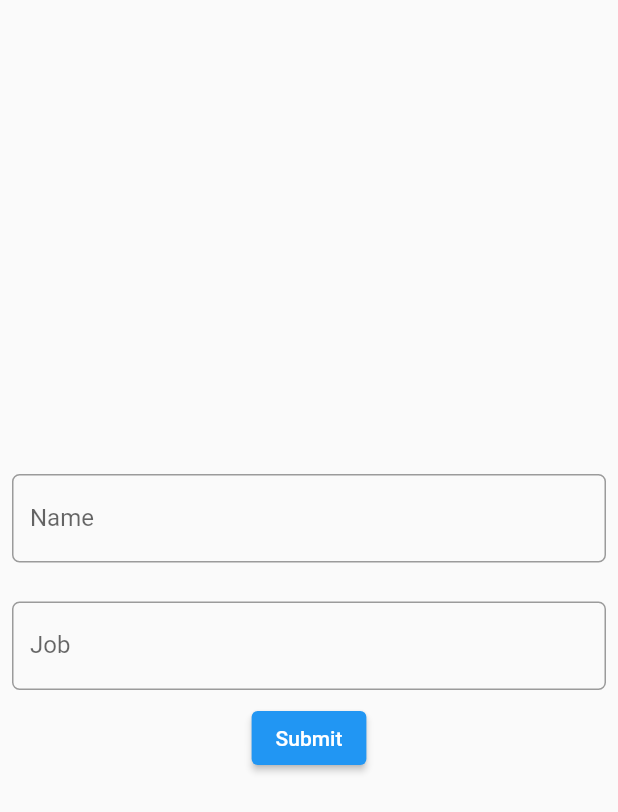
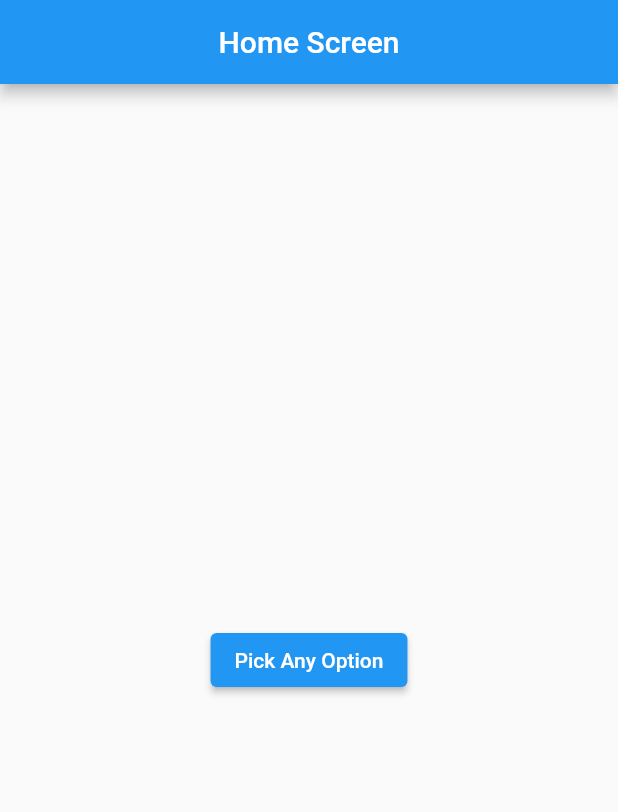
Before and after one commit to Galadima3/Roadmap, a Flutter app: the screen it shows after launch, on a phone screen of 412 x 824 dp. Shown: the top 812 px of the screen. Run offline on Flutter 3.47's test engine with Material 2 defaults, Android fonts, the phone set to English and light mode, and no system bars.

Commit message:
Sending data through screens

```diff
--- a/lib/main.dart
+++ b/lib/main.dart
@@ -4,6 +4,7 @@ import 'package:flutter/material.dart';
 import 'package:roadmap/navigation/Advanced/job_page.dart';
 
 import 'package:roadmap/navigation/named_routes.dart';
+import 'package:roadmap/navigation1/home_screen.dart';
 
 import 'navigation/advanced/job_card.dart';
 
@@ -24,15 +25,15 @@ class MyApp extends StatelessWidget {
       theme: ThemeData(
         primarySwatch: Colors.blue,
       ),
-      //initialRoute: Route1.id,
-      initialRoute: JobForm.id,
-      routes: {
-        Route1.id: (context) => const Route1(),
-        Route2.id: (context) => const Route2(),
-        JobForm.id: (context) => const JobForm(),
-        JobCard.id: (context) => const JobCard(),
-      },
-      home: JobForm(),
+
+      // initialRoute: JobForm.id,
+      // routes: {
+      //   Route1.id: (context) => const Route1(),
+      //   Route2.id: (context) => const Route2(),
+      //   JobForm.id: (context) => const JobForm(),
+      //   JobCard.id: (context) => const JobCard(),
+      // },
+      home: const HomeScreen(),
     );
   }
 }
--- /dev/null
+++ b/lib/navigation1/home_screen.dart
@@ -0,0 +1,50 @@
+// ignore_for_file: prefer_const_constructors
+
+import 'package:flutter/material.dart';
+import 'package:roadmap/navigation1/selection_screen.dart';
+
+class HomeScreen extends StatelessWidget {
+  const HomeScreen({Key? key}) : super(key: key);
+
+  @override
+  Widget build(BuildContext context) {
+    return Scaffold(
+      appBar: AppBar(
+        title: Text('Home Screen'),
+        centerTitle: true,
+      ),
+      body: Center(child: SelectionButton()),
+    );
+  }
+}
+
+class SelectionButton extends StatefulWidget {
+  const SelectionButton({Key? key}) : super(key: key);
+
+  @override
+  State<SelectionButton> createState() => _SelectionButtonState();
+}
+
+class _SelectionButtonState extends State<SelectionButton> {
+  @override
+  Widget build(BuildContext context) {
+    return ElevatedButton(
+        onPressed: () {
+          _navigateAndDisplaySelection(context);
+        },
+        child: Text('Pick Any Option'));
+  }
+}
+
+Future<void> _navigateAndDisplaySelection(BuildContext context) async {
+  final result = await Navigator.push(
+      context,
+      MaterialPageRoute(
+        builder: ((context) => const SelectionScreen()),
+      ));
+
+      //if (!mounted) return;
+  ScaffoldMessenger.of(context)
+    ..removeCurrentSnackBar()
+    ..showSnackBar(SnackBar(content: Text('$result')));
+}
```
Also changed, not shown: lib/navigation1/selection_screen.dart (added, +35 -0 lines).
